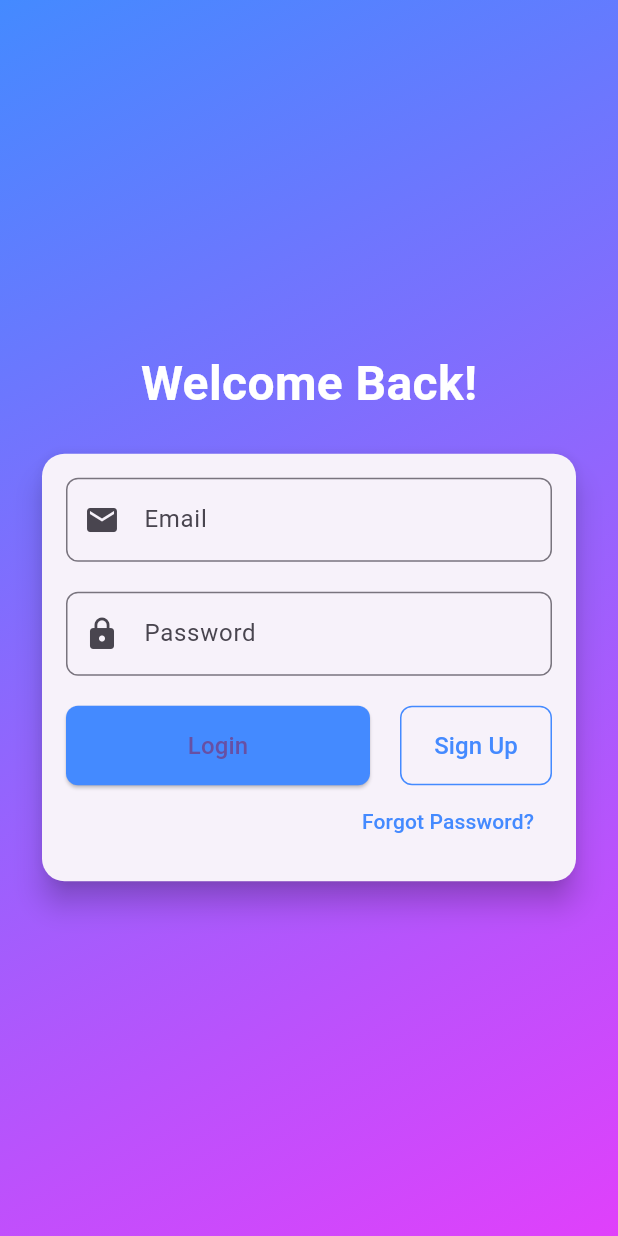
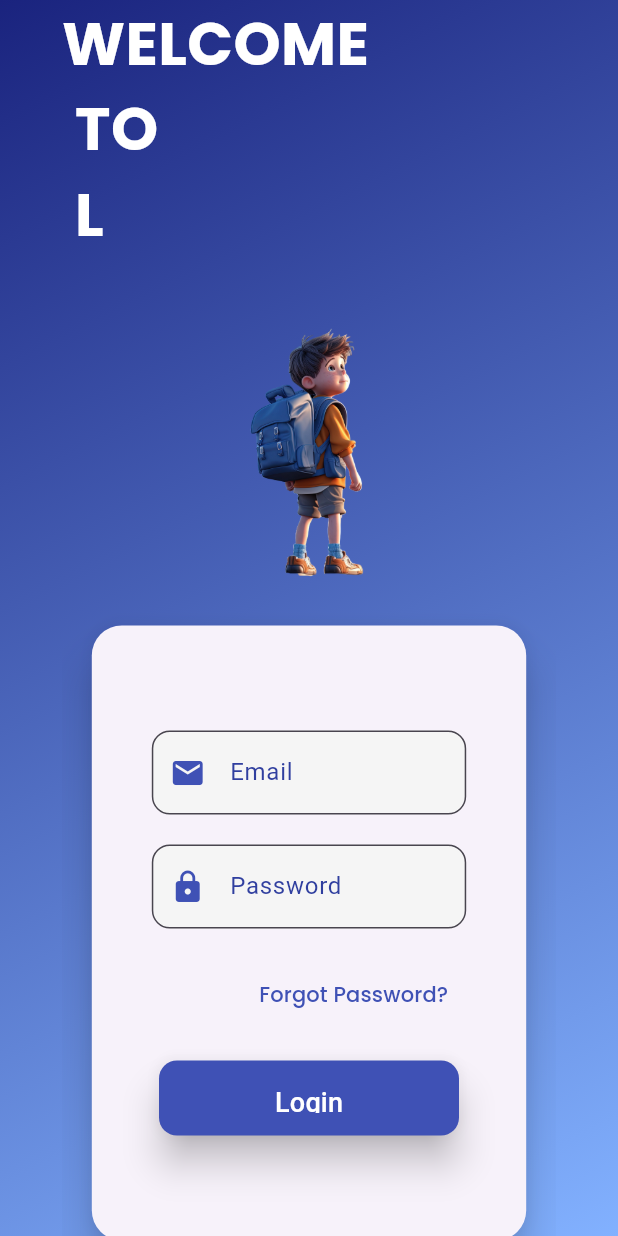
Before and after one commit to Minute354/web_dashboardmodel, a Flutter app: the screen it shows after launch, on a phone screen of 412 x 824 dp. Run offline on Flutter 3.47's test engine with Material 3 defaults, Android fonts, the phone set to English and light mode, and no system bars; our stand-ins replace google_fonts.

Commit message:
Responsive login page with animation done

```diff
--- a/lib/main.dart
+++ b/lib/main.dart
@@ -4,13 +4,12 @@ import 'controllers/student_controller.dart';
 import 'screens/Login_screen.dart';
 import 'screens/dashboard_screen.dart';
 
-
 void main() {
   runApp(const MyApp());
 }
 
 class MyApp extends StatelessWidget {
-  const MyApp({Key? key}) : super(key: key);
+  const MyApp({super.key});
 
   @override
   Widget build(BuildContext context) {
@@ -23,11 +22,10 @@ class MyApp extends StatelessWidget {
         theme: ThemeData(
           primarySwatch: Colors.blue,
         ),
-        initialRoute:'/login',
+        initialRoute:'/login' ,
         routes: {
           '/dashboard': (context) => StudentListPage(),
           '/login': (context) => const LoginScreen(),
-
         },
       ),
     );
--- a/lib/screens/Login_screen.dart
+++ b/lib/screens/Login_screen.dart
@@ -1,5 +1,6 @@
+import 'dart:async';
 import 'package:flutter/material.dart';
-import 'package:school_web_app/screens/signup.dart';
+import 'package:google_fonts/google_fonts.dart';
 
 class LoginScreen extends StatefulWidget {
   const LoginScreen({Key? key}) : super(key: key);
@@ -8,12 +9,45 @@ class LoginScreen extends StatefulWidget {
   _LoginScreenState createState() => _LoginScreenState();
 }
 
-class _LoginScreenState extends State<LoginScreen> {
+class _LoginScreenState extends State<LoginScreen>
+    with SingleTickerProviderStateMixin {
   final _formKey = GlobalKey<FormState>();
   final _emailController = TextEditingController();
   final _passwordController = TextEditingController();
+  late AnimationController _controller;
 
-  // Email validation
+  List<String> letters = [];
+  int currentLetterIndex = 0;
+
+  @override
+  void initState() {
+    super.initState();
+    _controller = AnimationController(
+      duration: const Duration(seconds: 5),
+      vsync: this,
+    );
+    startLetterAnimation();
+  }
+
+  void startLetterAnimation() {
+    Timer.periodic(const Duration(milliseconds: 500), (timer) {
+      if (currentLetterIndex < "WELCOME\n TO \n LOGIN...".length) {
+        setState(() {
+          letters.add("WELCOME\n TO \n LOGIN..."[currentLetterIndex]);
+          currentLetterIndex++;
+        });
+      } else {
+        timer.cancel();
+      }
+    });
+  }
+
+  @override
+  void dispose() {
+    _controller.dispose();
+    super.dispose();
+  }
+
   String? _validateEmail(String? value) {
     if (value == null || value.isEmpty) {
       return 'Please enter an email';
@@ -23,7 +57,6 @@ class _LoginScreenState extends State<LoginScreen> {
     return null;
   }
 
-  // Password validation
   String? _validatePassword(String? value) {
     if (value == null || value.isEmpty) {
       return 'Please enter your password';
@@ -34,147 +67,126 @@ class _LoginScreenState extends State<LoginScreen> {
   @override
   Widget build(BuildContext context) {
     return Scaffold(
-      body: Stack(
-        children: [
-          // Background Gradient
-          Container(
-            decoration: BoxDecoration(
-              gradient: LinearGradient(
-                colors: [Colors.blueAccent, Colors.purpleAccent],
-                begin: Alignment.topLeft,
-                end: Alignment.bottomRight,
+      body: LayoutBuilder(
+        builder: (context, constraints) {
+          // Determine the screen size based on constraints
+          if (constraints.maxWidth >= 1024) {
+            // Desktop view
+            return _buildDesktopView(constraints);
+          } else if (constraints.maxWidth >= 600) {
+            // Tablet view
+            return _buildTabletView(constraints);
+          } else {
+            // Mobile view
+            return _buildMobileView(constraints);
+          }
+        },
       ),
-            ),
-          ),
-          Center(
-            child: SingleChildScrollView(
-              child: Padding(
-                padding: const EdgeInsets.all(24.0),
-                child: Column(
-                  mainAxisAlignment: MainAxisAlignment.center,
-                  children: [
-                    Text(
-                      'Welcome Back!',
-                      style: TextStyle(
-                        fontSize: 32,
-                        fontWeight: FontWeight.bold,
-                        color: Colors.white,
-                      ),
-                    ),
-                    SizedBox(height: 20),
-                    // Login Form Card
-                    Card(
-                      elevation: 8,
+    );
+  }
+
+  // Common Form Widget
+  Widget _buildLoginForm(double cardSize) {
+    return SizedBox(
+      width: cardSize, // Set the card size based on the input parameter
+      child: Card(
+        elevation: 12,
+        margin: const EdgeInsets.all(20),
         shape: RoundedRectangleBorder(
-                        borderRadius: BorderRadius.circular(15),
+          borderRadius: BorderRadius.circular(20),
         ),
         child: Padding(
-                        padding: const EdgeInsets.all(16.0),
+          padding: const EdgeInsets.symmetric(vertical: 70, horizontal: 40),
           child: Form(
             key: _formKey,
             child: Column(
               mainAxisSize: MainAxisSize.min,
-
               children: [
+                // Your form fields here...
                 TextFormField(
                   controller: _emailController,
                   decoration: InputDecoration(
                     labelText: 'Email',
-                                  prefixIcon: Icon(Icons.email),
+                    labelStyle: TextStyle(color: Colors.indigo.shade700),
+                    prefixIcon: const Icon(Icons.email, color: Colors.indigo),
+                    filled: true,
+                    fillColor: Colors.grey.shade100,
                     border: OutlineInputBorder(
-                                    borderRadius: BorderRadius.circular(8),
+                      borderRadius: BorderRadius.circular(12),
+                    ),
+                    focusedBorder: OutlineInputBorder(
+                      borderSide:
+                          const BorderSide(color: Colors.indigo, width: 2),
+                      borderRadius: BorderRadius.circular(12),
                     ),
                   ),
                   validator: _validateEmail,
                 ),
-                              SizedBox(height: 20),
+                const SizedBox(height: 20),
                 TextFormField(
                   controller: _passwordController,
                   decoration: InputDecoration(
                     labelText: 'Password',
-                                  prefixIcon: Icon(Icons.lock),
+                    labelStyle: TextStyle(color: Colors.indigo.shade700),
+                    prefixIcon: const Icon(Icons.lock, color: Colors.indigo),
+                    filled: true,
+                    fillColor: Colors.grey.shade100,
                     border: OutlineInputBorder(
-                                    borderRadius: BorderRadius.circular(8),
+                      borderRadius: BorderRadius.circular(12),
+                    ),
+                    focusedBorder: OutlineInputBorder(
+                      borderSide:
+                          const BorderSide(color: Colors.indigo, width: 2),
+                      borderRadius: BorderRadius.circular(12),
                     ),
                   ),
                   obscureText: true,
                   validator: _validatePassword,
                 ),
-                              SizedBox(height: 20),
-                              Column(
-                               crossAxisAlignment: CrossAxisAlignment.end,
-                                children: [
-                                  // Forgot Password Button
-
-                                ],
-                              ),
-
-                              Row(
-                                children: [
-                                  Expanded(flex: 2,
-                                    child: ElevatedButton(
-                                      onPressed: () {
-                                        if (_formKey.currentState!.validate()) {
-                                          // Handle login logic
-                                        }
-                                      },
-                                      style: ElevatedButton.styleFrom(
-                                        padding: EdgeInsets.symmetric(
-                                            vertical: 15),
-                                        backgroundColor: Colors.blueAccent,
-                                        shape: RoundedRectangleBorder(
-                                          borderRadius:
-                                              BorderRadius.circular(8),
-                                        ),
-                                      ),
-                                      child: Text(
-                                        'Login',
-                                        style: TextStyle(fontSize: 16),
-                                      ),
-                                    ),
-                                  ),
-                                  SizedBox(width: 20),
-                                  Expanded(
-                                    child: OutlinedButton(
-                                      onPressed: () {
-                                        // Navigate to SignUp Screen
-                                        Navigator.of(context).push(
-                                          MaterialPageRoute(
-                                              builder: (context) =>
-                                                  SignUpScreen()),
-                                        );
-                                      },
-                                      style: OutlinedButton.styleFrom(
-                                        padding: EdgeInsets.symmetric(
-                                            vertical: 15),
-                                        side: BorderSide(
-                                            color: Colors.blueAccent),
-                                        shape: RoundedRectangleBorder(
-                                          borderRadius:
-                                              BorderRadius.circular(8),
-                                        ),
-                                      ),
-                                      child: Text(
-                                        'Sign Up',
-                                        style: TextStyle(
-                                            fontSize: 16,
-                                            color: Colors.blueAccent),
-                                      ),
-                                    ),
-                                  ),
-                                ],
-                              ),
-
+                const SizedBox(height: 20),
                 Align(
                   alignment: Alignment.centerRight,
                   child: TextButton(
                     onPressed: () {
                       // Handle "Forgot Password?" logic
                     },
+                    child: FittedBox(
+                      fit: BoxFit.none,
                       child: Text(
                         'Forgot Password?',
-                                        style:
-                                            TextStyle(color: Colors.blueAccent),
+                        style: GoogleFonts.poppins(
+                            color: Colors.indigo, fontSize: 14),
+                        maxLines: 1,
+                        overflow: TextOverflow.ellipsis,
+                      ),
+                    ),
+                  ),
+                ),
+                const SizedBox(height: 20),
+                ElevatedButton(
+                  onPressed: () {
+                    if (_formKey.currentState!.validate()) {
+                      // Handle login logic
+                      Navigator.pushNamed(context, '/dashboard');
+                    }
+                  },
+                  style: ElevatedButton.styleFrom(
+                    padding: const EdgeInsets.symmetric(
+                        vertical: 15), // Only vertical padding
+                    fixedSize: const Size(200, 50), // Fixed width and height
+                    backgroundColor: Colors.indigo,
+                    shape: RoundedRectangleBorder(
+                      borderRadius: BorderRadius.circular(12),
+                    ),
+                    elevation: 10,
+                  ),
+                  child: const Text(
+                    'Login',
+                    style: TextStyle(
+                      fontSize: 18,
+                      color: Colors.white,
+                      overflow: TextOverflow
+                          .ellipsis, // Ensures text does not overflow
                     ),
                   ),
                 ),
@@ -183,12 +195,135 @@ class _LoginScreenState extends State<LoginScreen> {
           ),
         ),
       ),
+    );
+  }
+
+  // Mobile View
+  Widget _buildMobileView(BoxConstraints constraints) {
+    final double textSize = 40.0;
+    final double imageSize = MediaQuery.of(context).size.width * 0.5;
+    final double cardSize = MediaQuery.of(context).size.width * 0.8;
+
+    return Stack(
+      children: [
+        _buildBackground(),
+        Center(
+          child: SingleChildScrollView(
+            child: Column(
+              mainAxisAlignment: MainAxisAlignment.center,
+              children: [
+                _buildAnimatedText(textSize, cardSize),
+                const SizedBox(height: 20),
+                _buildImage(imageSize),
+                _buildLoginForm(cardSize),
+              ],
+            ),
+          ),
+        ),
+      ],
+    );
+  }
+
+  // Tablet View
+  Widget _buildTabletView(BoxConstraints constraints) {
+    final double textSize = 50.0;
+    final double imageSize = MediaQuery.of(context).size.width * 0.5;
+    final double cardSize = 500;
+
+    return Stack(
+      children: [
+        _buildBackground(),
+        Center(
+          child: SingleChildScrollView(
+            child: Column(
+              mainAxisAlignment: MainAxisAlignment.center,
+              children: [
+                _buildAnimatedText(textSize, cardSize),
+                const SizedBox(height: 20),
+                _buildImage(imageSize),
+                _buildLoginForm(cardSize),
+              ],
+            ),
+          ),
+        ),
+      ],
+    );
+  }
+
+  // Desktop View
+  Widget _buildDesktopView(BoxConstraints constraints) {
+    final double textSize = 60.0;
+    final double imageSize = MediaQuery.of(context).size.width * 0.5;
+    final double cardSize = 500;
+
+    return Stack(
+      children: [
+        _buildBackground(),
+        Center(
+          child: SingleChildScrollView(
+            child: Padding(
+              padding: const EdgeInsets.symmetric(horizontal: 200),
+              child: Row(
+                mainAxisAlignment: MainAxisAlignment.center,
+                mainAxisSize: MainAxisSize.min,
+                children: [
+                  Flexible(child: _buildAnimatedText(textSize, cardSize * 0.8)),
+                  Flexible(child: _buildImage(imageSize)),
+                  Flexible(
+                      child: SizedBox(
+                          width: MediaQuery.of(context).size.width * 0.5,
+                          child: _buildLoginForm(cardSize))),
                 ],
               ),
             ),
           ),
         ),
       ],
+    );
+  }
+
+  // Background Gradient
+  Widget _buildBackground() {
+    return Container(
+      decoration: BoxDecoration(
+        gradient: LinearGradient(
+          colors: [Colors.indigo.shade900, Colors.blueAccent.shade100],
+          begin: Alignment.topLeft,
+          end: Alignment.bottomRight,
+        ),
+      ),
+    );
+  }
+
+  Widget _buildAnimatedText(double textSize, double width) {
+    return Container(
+      width: width, // Adjusts based on the screen size
+      alignment: Alignment.centerLeft, // Ensures left alignment
+      child: FittedBox(
+        fit: BoxFit.scaleDown, // Scales the text down for smaller screens
+        alignment:
+            Alignment.centerLeft, // Ensures the text inside is left-aligned
+        child: Text(
+          letters.join(), // Combines the letters into a single string
+          textAlign: TextAlign.left, // Ensures the text is left-aligned
+          style: GoogleFonts.poppins(
+            fontSize: textSize, // Text size is dynamic
+            color: Colors.white,
+            fontWeight: FontWeight.bold,
+          ),
+        ),
+      ),
+    );
+  }
+
+  // Image Widget
+  Widget _buildImage(double imageSize) {
+    return Container(
+      width: imageSize.clamp(200.0, 600.0),
+      height: imageSize.clamp(200.0, 600.0),
+      child: Image.asset(
+        "assets/view-3d-young-school-student (1) (1).png",
+        fit: BoxFit.cover,
       ),
     );
   }
```
Also changed, not shown: lib/screens/signup.dart (deleted, +0 -203 lines), pubspec.yaml (+4 -3 lines), assets/view-3d-young-school-student (1) (1).png (added), pubspec.lock, 2 other files. Lines whose indentation alone changed are shown as unchanged.
